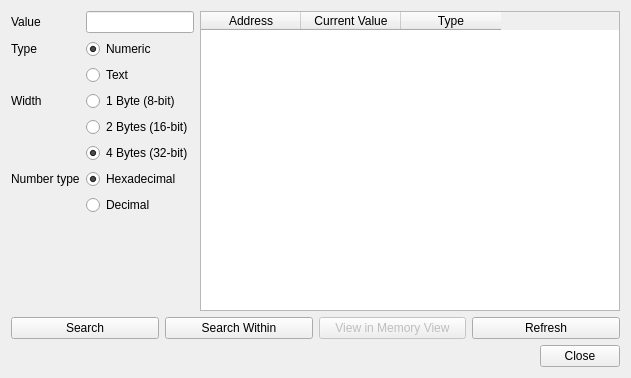
Above: Libretro/mgba/src/platform/qt/MemorySearch.ui from kiddreads/Avalon-copy2 before the change. Below: the same form after it.
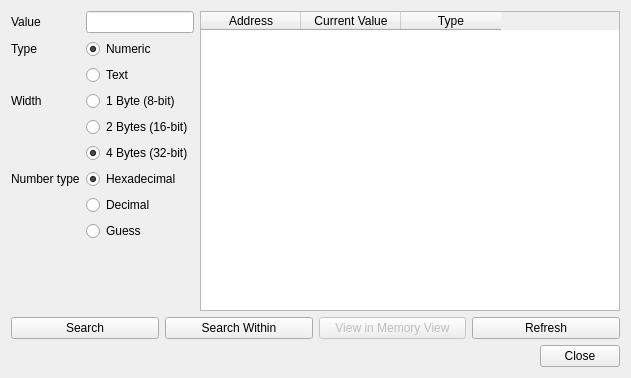
That is the form after the change.

Commit message: Core: Add memory search "guessing"

```diff
--- a/Libretro/mgba/src/platform/qt/MemorySearch.ui
+++ b/Libretro/mgba/src/platform/qt/MemorySearch.ui
@@ -160,6 +160,13 @@
        </property>
       </widget>
      </item>
+     <item row="8" column="1">
+      <widget class="QRadioButton" name="numGuess">
+       <property name="text">
+        <string>Guess</string>
+       </property>
+      </widget>
+     </item>
     </layout>
    </item>
    <item row="2" column="0" colspan="2">
```
The commit also changes 4 other files.
